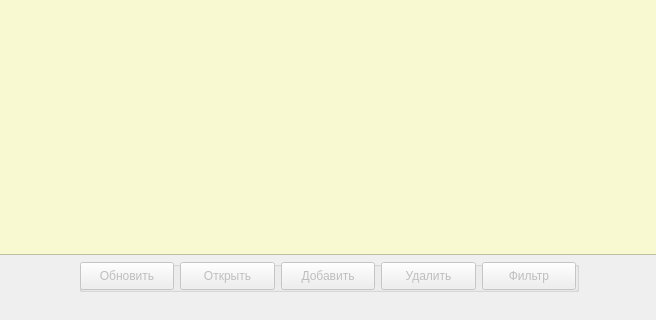
The window that main_window.ui (moisizz/Rehab-Database-Client) describes before a commit, drawn with Qt 5; both pictures show x 119 to 775 and y 219 to 539 of the 900 by 539 pixel window.
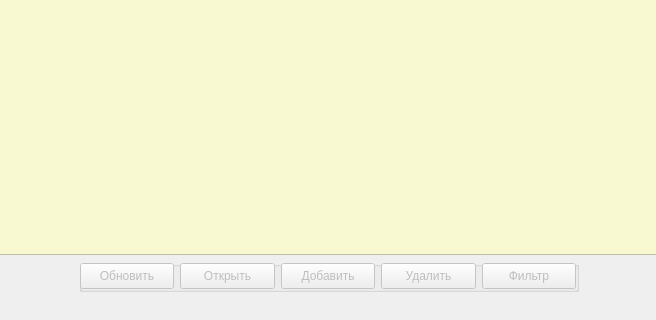
The same window after the commit.

The edit to the form file:
```diff
--- a/main_window.ui
+++ b/main_window.ui
@@ -107,7 +107,7 @@
              <property name="maximumSize">
               <size>
                <width>150</width>
-               <height>50</height>
+               <height>26</height>
               </size>
              </property>
              <property name="text">
@@ -129,7 +129,7 @@
              <property name="maximumSize">
               <size>
                <width>150</width>
-               <height>50</height>
+               <height>26</height>
               </size>
              </property>
              <property name="text">
@@ -151,7 +151,7 @@
              <property name="maximumSize">
               <size>
                <width>150</width>
-               <height>50</height>
+               <height>26</height>
               </size>
              </property>
              <property name="text">
@@ -173,7 +173,7 @@
              <property name="maximumSize">
               <size>
                <width>150</width>
-               <height>50</height>
+               <height>26</height>
               </size>
              </property>
              <property name="text">
@@ -195,7 +195,7 @@
              <property name="maximumSize">
               <size>
                <width>150</width>
-               <height>50</height>
+               <height>26</height>
               </size>
              </property>
              <property name="text">
```
